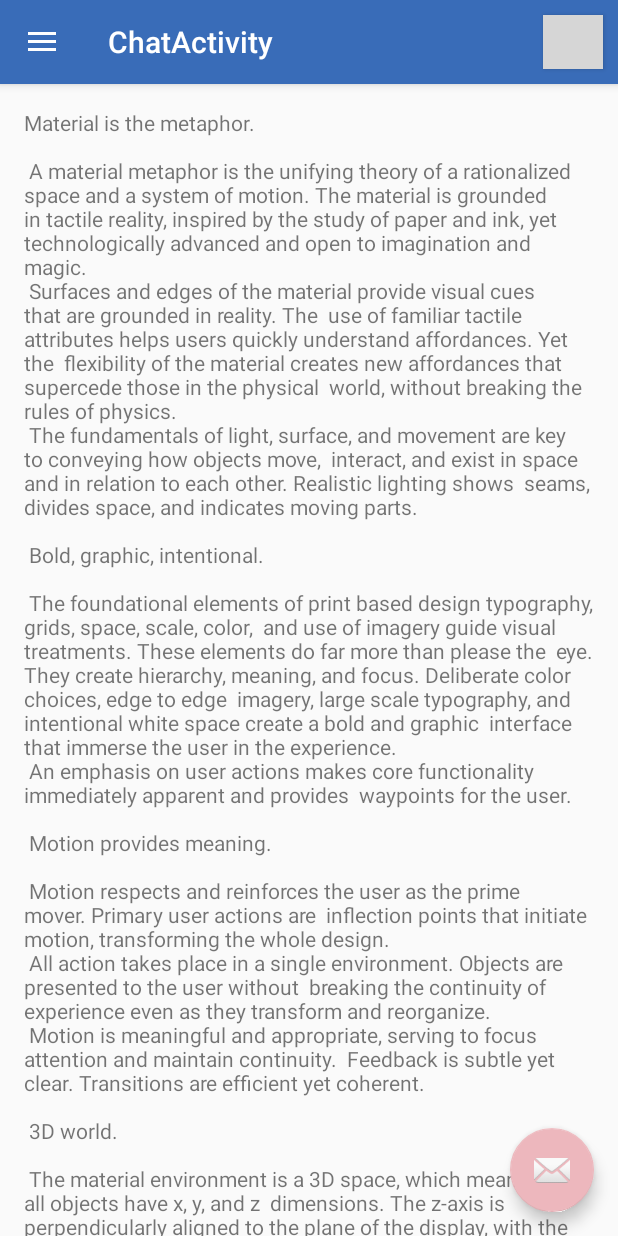
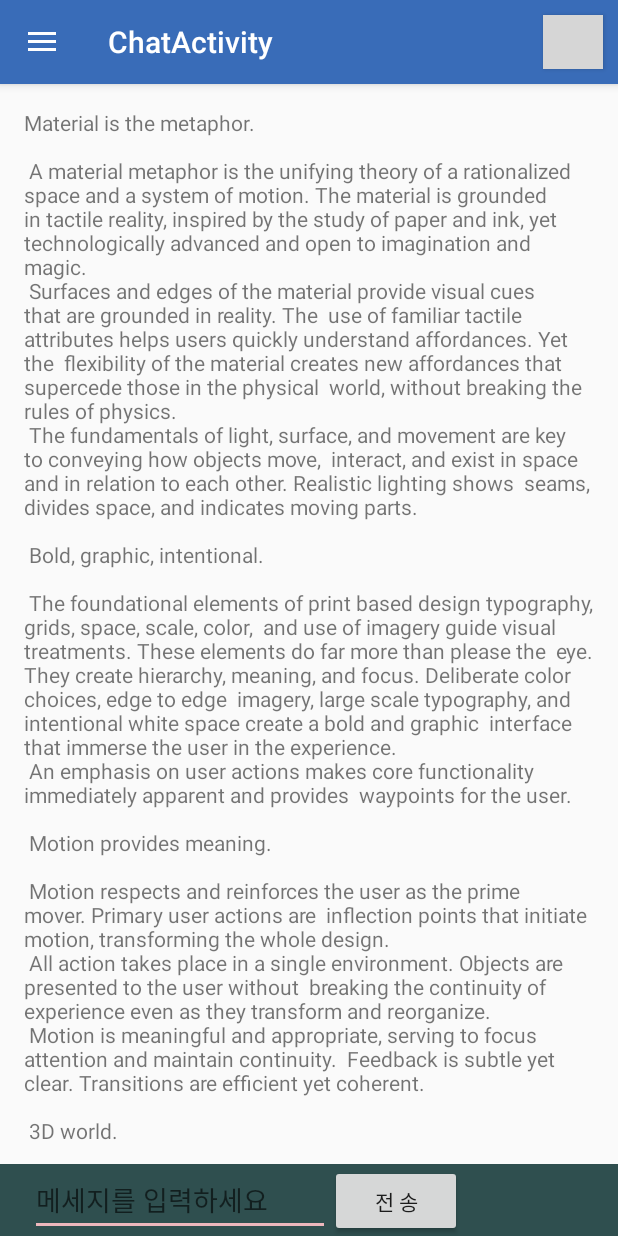
Before and after one commit to tronto198/HanChat, an Android app: the screen it shows after launch (MainActivity), on a phone screen of 412 x 824 dp. Run offline under Robolectric (Android 15) with nearby library versions, the light colour scheme and no system bars; grey boxes are pictures that could not be loaded.

Commit message:
UI수정

```diff
--- a/design_hanium/app/build.gradle
+++ b/design_hanium/app/build.gradle
@@ -3,7 +3,7 @@ apply plugin: 'com.android.application'
 android {
     compileSdkVersion 28
     defaultConfig {
-        applicationId "com.example.using_tess_tow"
+        applicationId "com.example.hanchat"
         minSdkVersion 24
         targetSdkVersion 27
         versionCode 1
--- a/design_hanium/app/src/main/AndroidManifest.xml
+++ b/design_hanium/app/src/main/AndroidManifest.xml
@@ -11,12 +11,12 @@
         android:roundIcon="@mipmap/ic_launcher_round"
         android:supportsRtl="true"
         android:theme="@style/AppTheme">
-        <activity android:name=".LoginActivity" />
-        <activity android:name=".ProfileActivity" />
+
         <activity
             android:name=".CalendarActivity"
             android:label="@string/title_activity_calendar"
             android:theme="@style/AppTheme.NoActionBar" />
+        <activity android:name=".LoginActivity" />
         <activity
             android:name=".MainActivity"
             android:label="@string/title_activity_chat"
@@ -27,6 +27,8 @@
                 <category android:name="android.intent.category.LAUNCHER" />
             </intent-filter>
         </activity>
+        <activity android:name=".ProfileActivity" />
+        <activity android:name=".TapActivity" />
     </application>
 
 </manifest>
--- a/design_hanium/app/src/main/java/com/example/hanchat/MainActivity.java
+++ b/design_hanium/app/src/main/java/com/example/hanchat/MainActivity.java
@@ -2,8 +2,6 @@ package com.example.hanchat;
 
 import android.content.Intent;
 import android.os.Bundle;
-import android.support.design.widget.FloatingActionButton;
-import android.support.design.widget.Snackbar;
 import android.view.View;
 import android.support.v7.app.ActionBarDrawerToggle;
 import android.support.design.widget.NavigationView;
@@ -11,33 +9,38 @@ import android.support.v4.widget.DrawerLayout;
 
 import android.support.v7.widget.Toolbar;
 import android.widget.Button;
+import android.widget.EditText;
+import android.widget.Toast;
+
+import java.util.HashMap;
+import java.util.Map;
 
 public class MainActivity extends TapActivity
         implements NavigationView.OnNavigationItemSelectedListener {
 
+    EditText chat_text;
+    String chat = "";
+
+    HTTPConnecter connecter;
     @Override
     protected void onCreate(Bundle savedInstanceState) {
         super.onCreate(savedInstanceState);
         setContentView(R.layout.activity_main);
+
+        // 툴바
         Toolbar toolbar = findViewById(R.id.toolbar);
         setSupportActionBar(toolbar);
-        FloatingActionButton fab = findViewById(R.id.fab);
-        fab.setOnClickListener(new View.OnClickListener() {
-            @Override
-            public void onClick(View view) {
-                Snackbar.make(view, "Replace with your own action", Snackbar.LENGTH_LONG)
-                        .setAction("Action", null).show();
-            }
-        });
-        DrawerLayout drawer = findViewById(R.id.drawer_layout);
-        NavigationView navigationView = findViewById(R.id.nav_view);
-        ActionBarDrawerToggle toggle = new ActionBarDrawerToggle(
-                this, drawer, toolbar, R.string.navigation_drawer_open, R.string.navigation_drawer_close);
-        drawer.addDrawerListener(toggle);
-        toggle.syncState();
-        navigationView.setNavigationItemSelectedListener(this);
+        // fab 필요 하면 appbar에서 주석 풀기
+//        FloatingActionButton fab = findViewById(R.id.fab);
+//        fab.setOnClickListener(new View.OnClickListener() {
+//            @Override
+//            public void onClick(View view) {
+//                Snackbar.make(view, "Replace with your own action", Snackbar.LENGTH_LONG)
+//                        .setAction("Action", null).show();
+//            }
+//        });
 
-        //우측 상단 Main -> Calendar 이동 버튼
+        //우측 상단 버튼 (캘린더 화면으로 이동)
         Button button_cal = findViewById(R.id.button_cal);
         button_cal.setOnClickListener(new View.OnClickListener() {
             @Override
@@ -46,5 +49,63 @@ public class MainActivity extends TapActivity
                 startActivity(intent);
             }
         });
+
+        // 네비게이션 서랍
+        DrawerLayout drawer = findViewById(R.id.drawer_layout);
+        NavigationView navigationView = findViewById(R.id.nav_view);
+        ActionBarDrawerToggle toggle = new ActionBarDrawerToggle(
+                this, drawer, toolbar, R.string.navigation_drawer_open, R.string.navigation_drawer_close);
+        drawer.addDrawerListener(toggle);
+        toggle.syncState();
+        navigationView.setNavigationItemSelectedListener(this);
+//
+//        // 아이디, 비밀번호 데이터 전송 (HTTPConnecter)
+//        chat_text = findViewById(R.id.chat_text);
+//
+//        connecter = new HTTPConnecter("18.219.204.210", 55252);
+//
+//        Button chat_submitbutton = findViewById(R.id.chat_submitbutton);
+//        chat_submitbutton.setOnClickListener(new View.OnClickListener() {
+//            @Override
+//            public void onClick(View v) {
+//                chat = chat_text.getText().toString();
+//
+//                try{
+//                    //서버로 보낼 내용 : des
+//
+//                    Map<String, String> data = new HashMap<>() ;
+//                    data.put("id", chat);
+//
+//                    //커넥터를 이용해 send
+//                    connecter.Post("/chatbot_data", data, new HTTPConnecter.Callback() {
+//                        String str;
+//
+//                        //여기는 데이터를 받아서 가공하는 곳
+//                        @Override
+//                        public Object DataReceived(String ReceiveString) {
+//                            str = ReceiveString;    //저장한 데이터를 기록으로 사용하자!!
+//
+//                            return ReceiveString;
+//
+//                            //일단 여기서는 텍스트를 받기만 하므로 그대로 리턴
+//                        }
+//
+//
+//                        //여기는 가공한 데이터를 받아서 화면에 보여주는 곳
+//                        @Override
+//                        public void HandlerMethod(Object obj) {
+//                            //위의 함수에서 받은 내용을 토스트메시지로 출력
+//                            Toast.makeText(getApplicationContext(), (String) obj, Toast.LENGTH_LONG).show();
+//                        }
+//                    });
+//                }
+//                catch (Exception e){
+//                    //예외처리
+//                    e.printStackTrace();
+//                }
+//
+//            }
+//        });
+
     }
 }
--- a/design_hanium/app/src/main/java/com/example/hanchat/ProfileActivity.java
+++ b/design_hanium/app/src/main/java/com/example/hanchat/ProfileActivity.java
@@ -19,6 +19,7 @@ public class ProfileActivity extends AppCompatActivity {
         super.onCreate(savedInstanceState);
         setContentView(R.layout.activity_profile);
 
+        // 길게 클릭 시 아이디 복사
         editText_id = findViewById(R.id.editText_id);
         editText_id.setOnLongClickListener(new View.OnLongClickListener() {
             @Override
@@ -30,10 +31,10 @@ public class ProfileActivity extends AppCompatActivity {
             }
         });
     }
-
+    // 클립보드에 아이디 복사
     public void setOnClipBoard(String user_id) {
         ClipboardManager clipboardManager = (ClipboardManager) getSystemService(Context.CLIPBOARD_SERVICE);
-        ClipData clipData = ClipData.newPlainText("Test Clipboard", user_id);
+        ClipData clipData = ClipData.newPlainText("Clip Data", user_id);
         clipboardManager.setPrimaryClip(clipData);
     }
 }
--- a/design_hanium/app/src/main/java/com/example/hanchat/TapActivity.java
+++ b/design_hanium/app/src/main/java/com/example/hanchat/TapActivity.java
@@ -14,7 +14,7 @@ import android.view.Menu;
 import android.view.MenuItem;
 import android.view.View;
 import android.widget.Button;
-
+//네비게이션 서랍(그룹)을 볼 수 있는 모든 액티비티는 이 액티비티를 상속받아 이용함
 public class TapActivity extends AppCompatActivity
         implements NavigationView.OnNavigationItemSelectedListener {
 
@@ -36,26 +36,26 @@ public class TapActivity extends AppCompatActivity
         return true;
     }
 
-    //우측 상단에 메뉴 선택할수 있음
-    @Override
-    public boolean onOptionsItemSelected(MenuItem item) {
-        // Handle action bar item clicks here. The action bar will
-        // automatically handle clicks on the Home/Up button, so long
-        // as you specify a parent activity in AndroidManifest.xml.
-        //int id = item.getItemId();
+//    //우측 상단에 메뉴 선택해 이용
+//    @Override
+//    public boolean onOptionsItemSelected(MenuItem item) {
+//        // Handle action bar item clicks here. The action bar will
+//        // automatically handle clicks on the Home/Up button, so long
+//        // as you specify a parent activity in AndroidManifest.xml.
+//        //int id = item.getItemId();
+//
+//        //noinspection SimplifiableIfStatement
+////        if (id == R.id.action_settings) {
+////            return true;
+////        }
+//
+//        return super.onOptionsItemSelected(item);
+//    }
 
-        //noinspection SimplifiableIfStatement
-//        if (id == R.id.action_settings) {
-//            return true;
-//        }
 
-        return super.onOptionsItemSelected(item);
-    }
-
-    @SuppressWarnings("StatementWithEmptyBody")
+    // 그룹 보여주는 부분
     @Override
     public boolean onNavigationItemSelected(MenuItem item) {
-        // Handle navigation view item clicks here.
         int id = item.getItemId();
 
         if (id == R.id.nav_home) {
--- a/design_hanium/app/src/main/res/layout/activity_main.xml
+++ b/design_hanium/app/src/main/res/layout/activity_main.xml
@@ -22,4 +22,55 @@
         app:headerLayout="@layout/nav_header"
         app:menu="@menu/activity_drawer" />
 
+    <LinearLayout
+        android:orientation="vertical"
+        android:layout_width="fill_parent"
+        android:layout_height="fill_parent"
+        >
+        <LinearLayout
+            android:layout_width="fill_parent"
+            android:id="@+id/im1"
+            android:layout_height="wrap_content"
+            android:layout_weight="1"
+            >
+            <FrameLayout
+                android:layout_width="fill_parent"
+                android:layout_height="wrap_content">
+                <ListView
+                    android:id="@+id/listView1"
+                    android:listSelector="#00000000"
+                    android:cacheColorHint="#00000000"
+                    android:divider="#000000"
+                    android:layout_width="fill_parent"
+                    android:layout_height="wrap_content"
+                    android:transcriptMode="alwaysScroll"/>
+            </FrameLayout>
+        </LinearLayout>
+        <LinearLayout
+            android:layout_width="fill_parent"
+            android:layout_height="wrap_content"
+            android:background="#2F4F4F"
+            android:layout_below="@id/im1"
+            android:orientation="horizontal">
+            <TextView
+                android:layout_width="20dp"
+                android:layout_height="wrap_content"
+                />
+            <EditText
+                android:hint="메세지를 입력하세요"
+                android:id="@+id/editText1"
+                android:inputType="textMultiLine"
+                android:maxLines="4"
+                android:layout_width="200dp"
+                android:layout_height="wrap_content"/>
+
+            <Button
+                android:id="@+id/button1"
+                android:layout_width="wrap_content"
+                android:layout_height="wrap_content"
+                android:text="전 송" />
+
+        </LinearLayout>
+    </LinearLayout>
+
 </android.support.v4.widget.DrawerLayout>
--- a/design_hanium/app/src/main/res/layout/app_bar_main.xml
+++ b/design_hanium/app/src/main/res/layout/app_bar_main.xml
@@ -38,12 +38,12 @@
 
     <include layout="@layout/content_main" />
 
-    <android.support.design.widget.FloatingActionButton
-        android:id="@+id/fab"
-        android:layout_width="wrap_content"
-        android:layout_height="wrap_content"
-        android:layout_gravity="bottom|end"
-        android:layout_margin="@dimen/fab_margin"
-        app:srcCompat="@android:drawable/ic_dialog_email" />
+    <!--<android.support.design.widget.FloatingActionButton-->
+        <!--android:id="@+id/fab"-->
+        <!--android:layout_width="wrap_content"-->
+        <!--android:layout_height="wrap_content"-->
+        <!--android:layout_gravity="bottom|end"-->
+        <!--android:layout_margin="@dimen/fab_margin"-->
+        <!--app:srcCompat="@android:drawable/ic_dialog_email" />-->
 
 </android.support.design.widget.CoordinatorLayout>
```
Also changed, not shown: design_hanium/app/src/main/java/com/example/hanchat/CalendarActivity.java (+19 -13 lines), design_hanium/app/src/main/java/com/example/hanchat/HTTPConnecter.java (+274 -55 lines), design_hanium/app/src/main/java/com/example/hanchat/LoginActivity.java (+10 -14 lines), design_hanium/app/src/main/res/layout/app_bar_calendar.xml (+7 -7 lines), design_hanium/app/src/main/res/layout/content_main.xml (indentation only).
